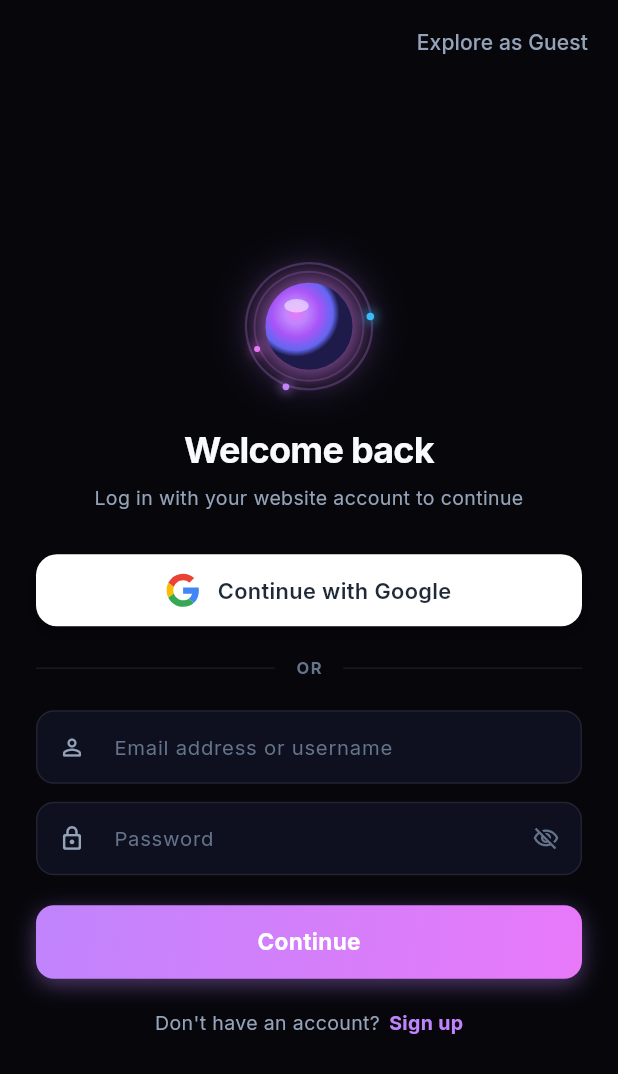
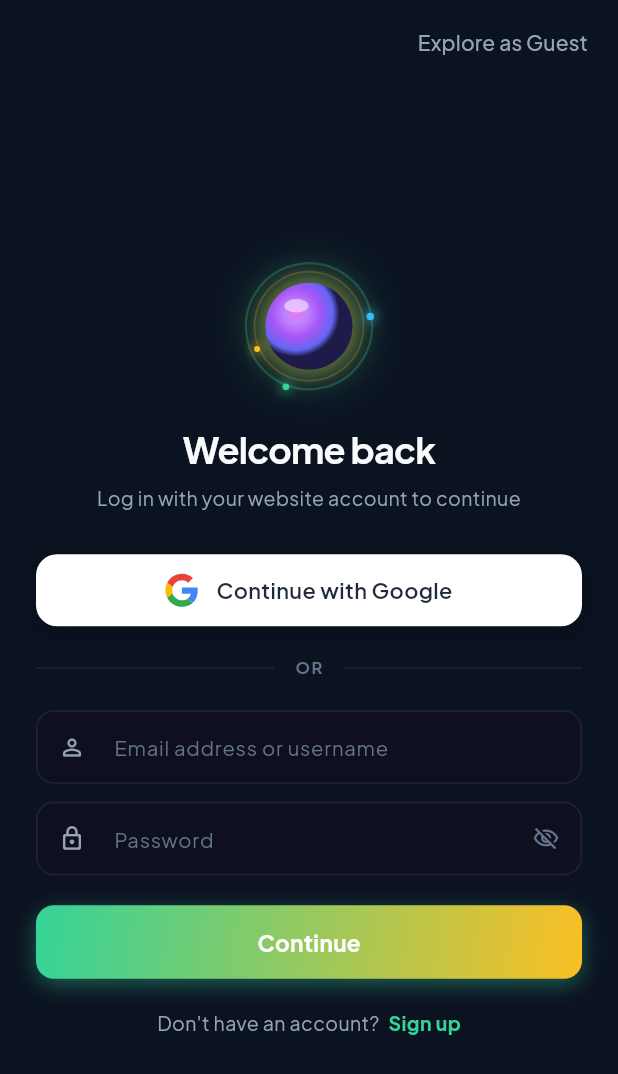
Before and after one commit to Samarjitkashyp/axomai_mobileapp, a Flutter app: the screen it shows after launch, on a phone screen of 412 x 824 dp. Shown: the top 1074 px of the screen. Run offline on Flutter 3.47's test engine with Material 3 defaults, Android fonts, the phone set to English and light mode, and no system bars; our stand-ins replace file_picker, flutter_markdown, flutter_spinkit, google_fonts, qr_flutter, shared_preferences; accounts and stored records are empty.

Commit message:
style: exact color, font (Plus Jakarta Sans), gradient and design parity with chat.aiaxom.co.in

```diff
--- a/lib/theme/app_theme.dart
+++ b/lib/theme/app_theme.dart
@@ -2,9 +2,9 @@ import 'package:flutter/material.dart';
 import 'package:google_fonts/google_fonts.dart';
 
 class AppTheme {
-  // Brand Colors matching chat.aiaxom.co.in
-  static const Color bgMain = Color(0xFF06060B);
-  static const Color bgSidebar = Color(0xFF090A14);
+  // Brand Color Palette - 100% Exact Parity with https://chat.aiaxom.co.in/
+  static const Color bgMain = Color(0xFF0B1220); // Deep Obsidian Cyber Navy
+  static const Color bgSidebar = Color(0xFF090A14); // Deep Night
   static const Color bgCard = Color(0xFF0E101F);
   static const Color bgSurface = Color(0xFF0E101F);
   static const Color bgCardHover = Color(0xFF13162B);
@@ -18,56 +18,76 @@ class AppTheme {
   static const Color textMuted = Color(0xFF64748B);
   static const Color textDim = Color(0xFF475569);
 
-  // Accent & Gradients
-  static const Color accentPurple = Color(0xFFC084FC);
-  static const Color accentPink = Color(0xFFE879F9);
-  static const Color accentViolet = Color(0xFFA855F7);
+  // Signature Axom AI Brand Accents (Emerald Green & Amber Gold & Cyan)
+  static const Color accentEmerald = Color(0xFF34D399); // Brand primary
+  static const Color accentAmber = Color(0xFFFBBF24); // Brand secondary
+  static const Color accentPurple = Color(0xFF34D399); // Aliased to brand primary
+  static const Color accentPink = Color(0xFFFBBF24); // Aliased to brand gold
+  static const Color accentViolet = Color(0xFF10B981);
   static const Color accentCyan = Color(0xFF38BDF8);
   static const Color accentBlue = Color(0xFF60A5FA);
-  static const Color successGreen = Color(0xFF4ADE80);
+  static const Color successGreen = Color(0xFF34D399);
   static const Color errorRed = Color(0xFFF87171);
 
-  // Borders
+  // Borders & Glassmorphism
   static const Color borderColor = Color(0x14FFFFFF); // rgba(255, 255, 255, 0.08)
   static const Color glassBorder = Color(0x14FFFFFF);
-  static const Color borderFocus = Color(0x80C084FC);
-  static const Color borderGlow = Color(0x4DC084FC);
+  static const Color borderFocus = Color(0x8034D399); // rgba(52, 211, 153, 0.5)
+  static const Color borderGlow = Color(0x5934D399); // rgba(52, 211, 153, 0.35)
 
-  // Gradients
+  // Gradients matching web chat
   static const LinearGradient primaryGradient = LinearGradient(
     begin: Alignment.topLeft,
     end: Alignment.bottomRight,
-    colors: [accentPurple, accentPink],
+    colors: [Color(0xFF34D399), Color(0xFFFBBF24)], // #34d399 -> #fbbf24
+  );
+
+  static const LinearGradient brandTextGradient = LinearGradient(
+    begin: Alignment.topLeft,
+    end: Alignment.bottomRight,
+    colors: [Color(0xFFFFFFFF), Color(0xFFA7F3D0)],
   );
 
   static const LinearGradient glowGradient = LinearGradient(
     begin: Alignment.topLeft,
     end: Alignment.bottomRight,
-    colors: [Color(0x59C084FC), Color(0x59E879F9)],
+    colors: [Color(0x5934D399), Color(0x59FBBF24)],
+  );
+
+  static const RadialGradient orbGradient = RadialGradient(
+    colors: [
+      Color(0xFF34D399),
+      Color(0xFF10B981),
+      Color(0xFF14B8A6),
+      Color(0xFF0B1220),
+    ],
+    stops: [0.0, 0.4, 0.8, 1.0],
   );
 
   static const LinearGradient userBubbleGradient = LinearGradient(
     begin: Alignment.topLeft,
     end: Alignment.bottomRight,
-    colors: [Color(0xFF2E1065), Color(0xFF1E1B4B)],
+    colors: [Color(0xFF23273A), Color(0xFF1E2235)],
   );
 
+  // Dark Theme
   static ThemeData get darkTheme {
     return ThemeData(
       brightness: Brightness.dark,
       scaffoldBackgroundColor: bgMain,
-      primaryColor: accentPurple,
+      primaryColor: accentEmerald,
       colorScheme: const ColorScheme.dark(
-        primary: accentPurple,
-        secondary: accentPink,
+        primary: accentEmerald,
+        secondary: accentAmber,
         surface: bgCard,
       ),
-      textTheme: GoogleFonts.interTextTheme(
+      textTheme: GoogleFonts.plusJakartaSansTextTheme(
         ThemeData.dark().textTheme,
       ).apply(
         bodyColor: textPrimary,
         displayColor: textPrimary,
         fontFamilyFallback: const [
+          'Plus Jakarta Sans',
           'Inter',
           'Segoe UI',
           'Roboto',
@@ -87,22 +107,24 @@ class AppTheme {
     );
   }
 
+  // Light Theme
   static ThemeData get lightTheme {
     return ThemeData(
       brightness: Brightness.light,
       scaffoldBackgroundColor: const Color(0xFFF8FAFC),
-      primaryColor: accentPurple,
+      primaryColor: accentEmerald,
       colorScheme: const ColorScheme.light(
-        primary: accentPurple,
-        secondary: accentPink,
+        primary: accentEmerald,
+        secondary: accentAmber,
         surface: Colors.white,
       ),
-      textTheme: GoogleFonts.interTextTheme(
+      textTheme: GoogleFonts.plusJakartaSansTextTheme(
         ThemeData.light().textTheme,
       ).apply(
         bodyColor: const Color(0xFF0F172A),
         displayColor: const Color(0xFF0F172A),
         fontFamilyFallback: const [
+          'Plus Jakarta Sans',
           'Inter',
           'Segoe UI',
           'Roboto',
--- a/lib/widgets/header_bar.dart
+++ b/lib/widgets/header_bar.dart
@@ -63,9 +63,9 @@ class HeaderBar extends StatelessWidget implements PreferredSizeWidget {
                   mainAxisSize: MainAxisSize.min,
                   children: [
                     const Text(
-                      'Axom 2.0 Pro',
+                      'Axom AI',
                       style: TextStyle(
-                        fontSize: 12,
+                        fontSize: 12.5,
                         fontWeight: FontWeight.w700,
                         color: AppTheme.textPrimary,
                       ),
```
Also changed, not shown: lib/widgets/floating_pill_nav_bar.dart (+2 -8 lines).
